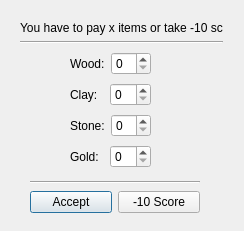
Scuffed-Boardgames/Qt-StoneAge, file Code/StoneAge/payfood.ui: the form before one commit.
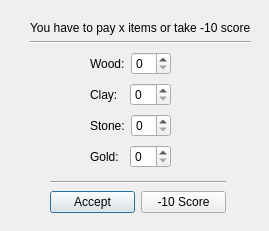
The form after the commit.

Diff of the .ui file:
```diff
--- a/Code/StoneAge/payfood.ui
+++ b/Code/StoneAge/payfood.ui
@@ -6,17 +6,17 @@
    <rect>
     <x>0</x>
     <y>0</y>
-    <width>244</width>
+    <width>269</width>
     <height>231</height>
    </rect>
   </property>
   <property name="windowTitle">
    <string>Dialog</string>
   </property>
-  <widget class="QWidget" name="">
+  <widget class="QWidget" name="layoutWidget">
    <property name="geometry">
     <rect>
-     <x>70</x>
+     <x>90</x>
      <y>50</y>
      <width>81</width>
      <height>120</height>
@@ -81,12 +81,12 @@
     </item>
    </layout>
   </widget>
-  <widget class="QWidget" name="">
+  <widget class="QWidget" name="layoutWidget">
    <property name="geometry">
     <rect>
-     <x>20</x>
+     <x>30</x>
      <y>20</y>
-     <width>203</width>
+     <width>221</width>
      <height>24</height>
     </rect>
    </property>
@@ -107,12 +107,12 @@
     </item>
    </layout>
   </widget>
-  <widget class="QWidget" name="">
+  <widget class="QWidget" name="layoutWidget">
    <property name="geometry">
     <rect>
-     <x>30</x>
+     <x>50</x>
      <y>180</y>
-     <width>170</width>
+     <width>176</width>
      <height>34</height>
     </rect>
    </property>
```
